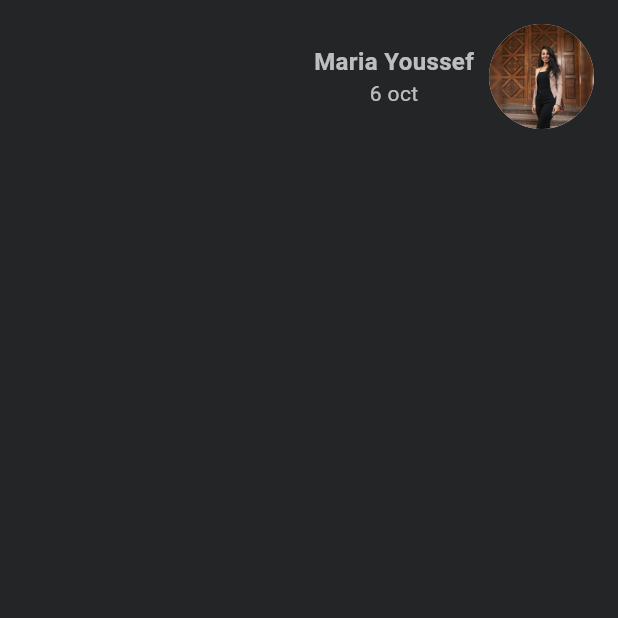
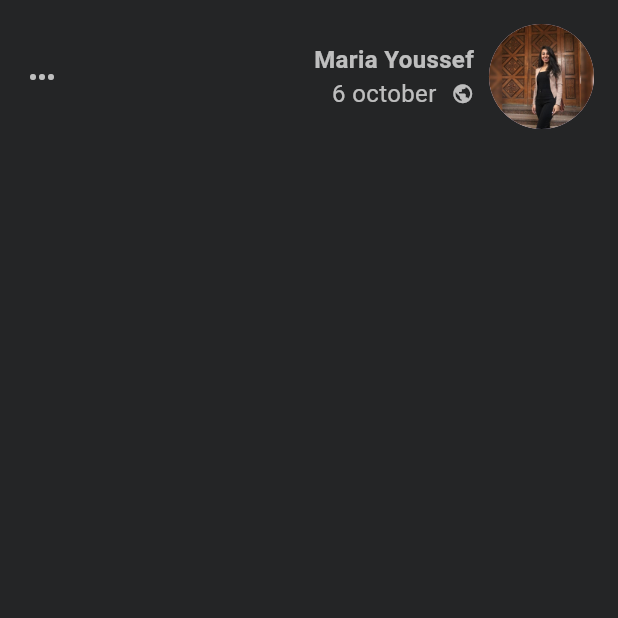
Before and after one commit to mariayousef/facebook_post, a Flutter app: the screen it shows after launch, on a phone screen of 412 x 824 dp, the top half of it. Run offline on Flutter 3.47's test engine with Material 3 defaults, Android fonts, the phone set to English and light mode, and no system bars.

Commit message:
profile photo and name

```diff
--- a/lib/Screens/facebook_post.dart
+++ b/lib/Screens/facebook_post.dart
@@ -16,14 +16,19 @@ class FacebookPost extends StatelessWidget {
             children: [
               Row(
                 textDirection: TextDirection.rtl,
-                mainAxisAlignment: MainAxisAlignment.start,
+                mainAxisAlignment: MainAxisAlignment.spaceBetween,
+                children: [
+                  Row(
+                    textDirection: TextDirection.rtl,
+                    mainAxisAlignment: MainAxisAlignment.spaceEvenly,
                     children: [
                       CircleAvatar(
                         backgroundImage: AssetImage("assets/profile.jpeg"),
                         radius: 35,
                       ),
-                  Container(width: 10,),
+                      const SizedBox(width: 10),
                       Column(
+                        crossAxisAlignment: CrossAxisAlignment.end,
                         children: [
                           Text(
                             "Maria Youssef",
@@ -33,9 +38,20 @@ class FacebookPost extends StatelessWidget {
                               fontSize: 16,
                             ),
                           ),
+                          Row(
+                            children: [
                               Text(
-                        "6 oct",
-                        style: TextStyle(color: Colors.white70, fontSize: 14),
+                                "6 october",
+                                style: TextStyle(
+                                  color: Colors.white70,
+                                  fontSize: 16,
+                                ),
+                              ),
+                              SizedBox(width: 10),
+                              Icon(
+                                Icons.public,
+                                color: Colors.white70,
+                                size: 15,
                               ),
                             ],
                           ),
@@ -43,6 +59,12 @@ class FacebookPost extends StatelessWidget {
                       ),
                     ],
                   ),
+                  Icon(Icons.more_horiz, color: Colors.white70),
+                ],
+              ),
+
+            ],
+          ),
         ),
       ),
     );
```
Lines whose indentation alone changed are shown as unchanged.
